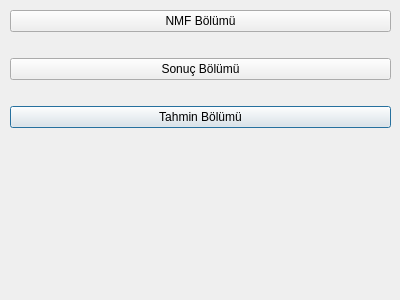
Old version of the form main.ui in the repository emirkyz/topic_model_ui.
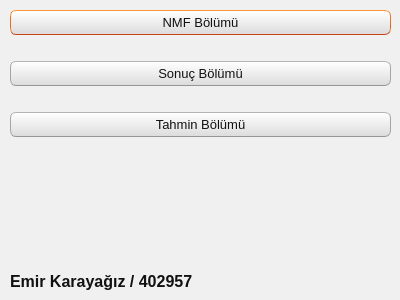
New version of the form.

What changed in the file:
```diff
--- a/main.ui
+++ b/main.ui
@@ -13,6 +13,504 @@
   <property name="windowTitle">
    <string>Dialog</string>
   </property>
+  <property name="styleSheet">
+   <string notr="true">/*
+Ubuntu Style Sheet for QT Applications
+Author: Jaime A. Quiroga P.
+Company: GTRONICK
+Last updated: 01/10/2021 (dd/mm/yyyy), 15:18.
+Available at: https://github.com/GTRONICK/QSS/blob/master/Ubuntu.qss
+*/
+QMainWindow {
+	background-color:#f0f0f0;
+}
+QCheckBox {
+	padding:2px;
+}
+QCheckBox:hover {
+	border:1px solid rgb(255,150,60);
+	border-radius:4px;
+	padding: 1px;
+	background-color:qlineargradient(spread:pad, x1:0.5, y1:1, x2:0.5, y2:0, stop:0 rgba(190, 90, 50, 50), stop:1 rgba(250, 130, 40, 50));
+}
+QCheckBox::indicator:checked {
+	border:1px solid rgb(246, 134, 86);
+	border-radius:4px;
+  	background-color:rgb(246, 134, 86)
+}
+QCheckBox::indicator:unchecked {
+	border-width:1px solid rgb(246, 134, 86);
+	border-radius:4px;
+  	background-color:rgb(255,255,255);
+}
+QColorDialog {
+	background-color:#f0f0f0;
+}
+QComboBox {
+	color:rgb(81,72,65);
+	background: #ffffff;
+}
+QComboBox:editable {
+	selection-color:rgb(81,72,65);
+	selection-background-color: #ffffff;
+}
+QComboBox QAbstractItemView {
+	selection-color: #ffffff;
+	selection-background-color: rgb(246, 134, 86);
+}
+QComboBox:!editable:on, QComboBox::drop-down:editable:on {
+	color:  #1e1d23;	
+}
+QDateTimeEdit, QDateEdit, QDoubleSpinBox, QFontComboBox {
+	color:rgb(81,72,65);
+	background-color: #ffffff;
+}
+
+QDialog {
+	background-color:#f0f0f0;
+}
+
+QLabel,QLineEdit {
+	color:rgb(17,17,17);
+}
+QLineEdit {
+	background-color:rgb(255,255,255);
+	selection-background-color:rgb(236,116,64);
+}
+QMenuBar {
+	color:rgb(223,219,210);
+	background-color:rgb(65,64,59);
+}
+QMenuBar::item {
+	padding-top:4px;
+	padding-left:4px;
+	padding-right:4px;
+	color:rgb(223,219,210);
+	background-color:rgb(65,64,59);
+}
+QMenuBar::item:selected {
+	color:rgb(255,255,255);
+	padding-top:2px;
+	padding-left:2px;
+	padding-right:2px;
+	border-top-width:2px;
+	border-left-width:2px;
+	border-right-width:2px;
+	border-top-right-radius:4px;
+	border-top-left-radius:4px;
+	border-style:solid;
+	background-color:rgb(65,64,59);
+	border-top-color: rgb(47,47,44);
+	border-right-color: qlineargradient(spread:pad, x1:0, y1:1, x2:1, y2:0, stop:0 rgba(90, 87, 78, 255), stop:1 rgba(47,47,44, 255));
+	border-left-color:  qlineargradient(spread:pad, x1:1, y1:0, x2:0, y2:0, stop:0 rgba(90, 87, 78, 255), stop:1 rgba(47,47,44, 255));
+}
+QMenu {
+	color:rgb(223,219,210);
+	background-color:rgb(65,64,59);
+}
+QMenu::item {
+	color:rgb(223,219,210);
+	padding:4px 10px 4px 20px;
+}
+QMenu::item:selected {
+	color:rgb(255,255,255);
+	background-color: qlineargradient(spread:pad, x1:0.5, y1:1, x2:0.5, y2:0, stop:0 rgba(225, 108, 54, 255), stop:1 rgba(246, 134, 86, 255));
+	border-style:solid;
+	border-width:3px;
+	padding:4px 7px 4px 17px;
+	border-bottom-color:qlineargradient(spread:pad, x1:0.5, y1:1, x2:0.5, y2:0, stop:0 rgba(175,85,48,255), stop:1 rgba(236,114,67, 255));
+	border-top-color:qlineargradient(spread:pad, x1:0.5, y1:1, x2:0.5, y2:0, stop:0 rgba(253,156,113,255), stop:1 rgba(205,90,46, 255));
+	border-right-color:qlineargradient(spread:pad, x1:0, y1:0.5, x2:1, y2:0.5, stop:0 rgba(253,156,113,255), stop:1 rgba(205,90,46, 255));
+	border-left-color:qlineargradient(spread:pad, x1:1, y1:0.5, x2:0, y2:0.5, stop:0 rgba(253,156,113,255), stop:1 rgba(205,90,46, 255));
+}
+QPlainTextEdit {
+	border: 1px solid transparent;
+	color:rgb(17,17,17);
+	selection-background-color:rgb(236,116,64);
+    background-color: #FFFFFF;
+}
+QProgressBar {
+	text-align: center;
+	color: rgb(0, 0, 0);
+	border: 1px inset rgb(150,150,150); 
+	border-radius: 10px;
+	background-color:rgb(221,221,219);
+}
+QProgressBar::chunk:horizontal {
+	background-color: qlineargradient(spread:pad, x1:0.5, y1:1, x2:0.5, y2:0, stop:0 rgba(225, 108, 54, 255), stop:1 rgba(246, 134, 86, 255));
+	border:1px solid;
+	border-radius:8px;
+	border-bottom-color:qlineargradient(spread:pad, x1:0.5, y1:1, x2:0.5, y2:0, stop:0 rgba(175,85,48,255), stop:1 rgba(236,114,67, 255));
+	border-top-color:qlineargradient(spread:pad, x1:0.5, y1:1, x2:0.5, y2:0, stop:0 rgba(253,156,113,255), stop:1 rgba(205,90,46, 255));
+	border-right-color:qlineargradient(spread:pad, x1:0, y1:0.5, x2:1, y2:0.5, stop:0 rgba(253,156,113,255), stop:1 rgba(205,90,46, 255));
+	border-left-color:qlineargradient(spread:pad, x1:1, y1:0.5, x2:0, y2:0.5, stop:0 rgba(253,156,113,255), stop:1 rgba(205,90,46, 255));
+}
+QPushButton{
+	color:rgb(17,17,17);
+	border-width: 1px;
+	border-radius: 6px;
+	border-bottom-color: rgb(150,150,150);
+	border-right-color: rgb(165,165,165);
+	border-left-color: rgb(165,165,165);
+	border-top-color: rgb(180,180,180);
+	border-style: solid;
+	padding: 4px;
+	background-color: qlineargradient(spread:pad, x1:0.5, y1:1, x2:0.5, y2:0, stop:0 rgba(220, 220, 220, 255), stop:1 rgba(255, 255, 255, 255));
+}
+QPushButton:hover{
+	color:rgb(17,17,17);
+	border-width: 1px;
+	border-radius:6px;
+	border-top-color: rgb(255,150,60);
+	border-right-color: qlineargradient(spread:pad, x1:0, y1:1, x2:1, y2:0, stop:0 rgba(200, 70, 20, 255), stop:1 rgba(255,150,60, 255));
+	border-left-color:  qlineargradient(spread:pad, x1:1, y1:0, x2:0, y2:0, stop:0 rgba(200, 70, 20, 255), stop:1 rgba(255,150,60, 255));
+	border-bottom-color: rgb(200,70,20);
+	border-style: solid;
+	padding: 2px;
+	background-color: qlineargradient(spread:pad, x1:0.5, y1:1, x2:0.5, y2:0, stop:0 rgba(220, 220, 220, 255), stop:1 rgba(255, 255, 255, 255));
+}
+QPushButton:default{
+	color:rgb(17,17,17);
+	border-width: 1px;
+	border-radius:6px;
+	border-top-color: rgb(255,150,60);
+	border-right-color: qlineargradient(spread:pad, x1:0, y1:1, x2:1, y2:0, stop:0 rgba(200, 70, 20, 255), stop:1 rgba(255,150,60, 255));
+	border-left-color:  qlineargradient(spread:pad, x1:1, y1:0, x2:0, y2:0, stop:0 rgba(200, 70, 20, 255), stop:1 rgba(255,150,60, 255));
+	border-bottom-color: rgb(200,70,20);
+	border-style: solid;
+	padding: 2px;
+	background-color: qlineargradient(spread:pad, x1:0.5, y1:1, x2:0.5, y2:0, stop:0 rgba(220, 220, 220, 255), stop:1 rgba(255, 255, 255, 255));
+}
+QPushButton:pressed{
+	color:rgb(17,17,17);
+	border-width: 1px;
+	border-radius: 6px;
+	border-width: 1px;
+	border-top-color: rgba(255,150,60,200);
+	border-right-color: qlineargradient(spread:pad, x1:0, y1:1, x2:1, y2:0, stop:0 rgba(200, 70, 20, 255), stop:1 rgba(255,150,60, 200));
+	border-left-color:  qlineargradient(spread:pad, x1:1, y1:0, x2:0, y2:0, stop:0 rgba(200, 70, 20, 255), stop:1 rgba(255,150,60, 200));
+	border-bottom-color: rgba(200,70,20,200);
+	border-style: solid;
+	padding: 2px;
+	background-color: qlineargradient(spread:pad, x1:0.5, y1:0, x2:0.5, y2:1, stop:0 rgba(220, 220, 220, 255), stop:1 rgba(255, 255, 255, 255));
+}
+QPushButton:disabled{
+	color:rgb(174,167,159);
+	border-width: 1px;
+	border-radius: 6px;
+	background-color: qlineargradient(spread:pad, x1:0.5, y1:1, x2:0.5, y2:0, stop:0 rgba(200, 200, 200, 255), stop:1 rgba(230, 230, 230, 255));
+}
+QRadioButton {
+	padding: 1px;
+}
+QRadioButton::indicator:checked {
+	height: 10px;
+	width: 10px;
+	border-style:solid;
+	border-radius:5px;
+	border-width: 1px;
+	border-color: rgba(246, 134, 86, 255);
+	color: #a9b7c6;
+	background-color:rgba(246, 134, 86, 255);
+}
+QRadioButton::indicator:!checked {
+	height: 10px;
+	width: 10px;
+	border-style:solid;
+	border-radius:5px;
+	border-width: 1px;
+	border-color: rgb(246, 134, 86);
+	color: #a9b7c6;
+	background-color: transparent;
+}
+QScrollArea {
+	color: white;
+	background-color:#f0f0f0;
+}
+QSlider::groove {
+	border-style: solid;
+	border-width: 1px;
+	border-color: rgb(207,207,207);
+}
+QSlider::groove:horizontal {
+	height: 5px;
+	background: rgb(246, 134, 86);
+}
+QSlider::groove:vertical {
+	width: 5px;
+	background: rgb(246, 134, 86);
+}
+QSlider::handle:horizontal {
+	background: rgb(253,253,253);
+	border-style: solid;
+	border-width: 1px;
+	border-color: rgb(207,207,207);
+	width: 12px;
+	margin: -5px 0;
+	border-radius: 7px;
+}
+QSlider::handle:vertical {
+	background: rgb(253,253,253);
+	border-style: solid;
+	border-width: 1px;
+	border-color: rgb(207,207,207);
+	height: 12px;
+	margin: 0 -5px;
+	border-radius: 7px;
+}
+QSlider::add-page:horizontal, QSlider::add-page:vertical {
+ 	background: white;
+}
+QSlider::sub-page:horizontal, QSlider::sub-page:vertical {
+	background: rgb(246, 134, 86);
+}
+QStatusBar, QSpinBox {
+	color:rgb(81,72,65);
+}
+QSpinBox {
+	background-color: #ffffff;
+}
+QScrollBar:horizontal {
+	max-height: 20px;
+	border: 1px transparent;
+	margin: 0px 20px 0px 20px;
+}
+QScrollBar::handle:horizontal {
+	background: rgb(253,253,253);
+	border: 1px solid rgb(207,207,207);
+	border-radius: 7px;
+	min-width: 25px;
+}
+QScrollBar::handle:horizontal:hover {
+	background: rgb(253,253,253);
+	border: 1px solid rgb(255,150,60);
+	border-radius: 7px;
+	min-width: 25px;
+}
+QScrollBar::add-line:horizontal {
+  	border: 1px solid rgb(207,207,207);
+  	border-top-right-radius: 7px;
+  	border-top-left-radius: 7px;
+  	border-bottom-right-radius: 7px;
+  	background: rgb(255, 255, 255);
+  	width: 20px;
+  	subcontrol-position: right;
+  	subcontrol-origin: margin;
+}
+QScrollBar::add-line:horizontal:hover {
+  	border: 1px solid rgb(255,150,60);
+  	border-top-right-radius: 7px;
+  	border-top-left-radius: 7px;
+  	border-bottom-right-radius: 7px;
+  	background: rgb(255, 255, 255);
+  	width: 20px;
+  	subcontrol-position: right;
+  	subcontrol-origin: margin;
+}
+QScrollBar::add-line:horizontal:pressed {
+  	border: 1px solid grey;
+  	border-top-left-radius: 7px;
+  	border-top-right-radius: 7px;
+  	border-bottom-right-radius: 7px;
+  	background: rgb(231,231,231);
+  	width: 20px;
+  	subcontrol-position: right;
+  	subcontrol-origin: margin;
+}
+QScrollBar::sub-line:horizontal {
+  	border: 1px solid rgb(207,207,207);
+  	border-top-right-radius: 7px;
+  	border-top-left-radius: 7px;
+  	border-bottom-left-radius: 7px;
+  	background: rgb(255, 255, 255);
+  	width: 20px;
+  	subcontrol-position: left;
+  	subcontrol-origin: margin;
+}
+QScrollBar::sub-line:horizontal:hover {
+  	border: 1px solid rgb(255,150,60);
+  	border-top-right-radius: 7px;
+  	border-top-left-radius: 7px;
+  	border-bottom-left-radius: 7px;
+  	background: rgb(255, 255, 255);
+  	width: 20px;
+  	subcontrol-position: left;
+  	subcontrol-origin: margin;
+}
+QScrollBar::sub-line:horizontal:pressed {
+  	border: 1px solid grey;
+  	border-top-right-radius: 7px;
+  	border-top-left-radius: 7px;
+  	border-bottom-left-radius: 7px;
+  	background: rgb(231,231,231);
+  	width: 20px;
+  	subcontrol-position: left;
+  	subcontrol-origin: margin;
+}
+QScrollBar::left-arrow:horizontal {
+  	border: 1px transparent grey;
+  	border-top-left-radius: 3px;
+  	border-bottom-left-radius: 3px;
+  	width: 6px;
+  	height: 6px;
+  	background: rgb(230,230,230);
+}
+QScrollBar::right-arrow:horizontal {
+	border: 1px transparent grey;
+	border-top-right-radius: 3px;
+	border-bottom-right-radius: 3px;
+  	width: 6px;
+  	height: 6px;
+ 	background: rgb(230,230,230);
+}
+QScrollBar::add-page:horizontal, QScrollBar::sub-page:horizontal {
+ 	background: none;
+} 
+QScrollBar:vertical {
+	max-width: 20px;
+	border: 1px transparent grey;
+	margin: 20px 0px 20px 0px;
+}
+QScrollBar::add-line:vertical {
+	border: 1px solid;
+	border-color: rgb(207,207,207);
+	border-bottom-right-radius: 7px;
+	border-bottom-left-radius: 7px;
+	border-top-left-radius: 7px;
+	background: rgb(255, 255, 255);
+  	height: 20px;
+  	subcontrol-position: bottom;
+  	subcontrol-origin: margin;
+}
+QScrollBar::add-line:vertical:hover {
+  	border: 1px solid;
+  	border-color: rgb(255,150,60);
+  	border-bottom-right-radius: 7px;
+  	border-bottom-left-radius: 7px;
+  	border-top-left-radius: 7px;
+  	background: rgb(255, 255, 255);
+  	height: 20px;
+  	subcontrol-position: bottom;
+  	subcontrol-origin: margin;
+}
+QScrollBar::add-line:vertical:pressed {
+  	border: 1px solid grey;
+  	border-bottom-left-radius: 7px;
+  	border-bottom-right-radius: 7px;
+  	border-top-left-radius: 7px;
+  	background: rgb(231,231,231);
+  	height: 20px;
+  	subcontrol-position: bottom;
+  	subcontrol-origin: margin;
+}
+QScrollBar::sub-line:vertical {
+  	border: 1px solid rgb(207,207,207);
+  	border-top-right-radius: 7px;
+  	border-top-left-radius: 7px;
+  	border-bottom-left-radius: 7px;
+  	background: rgb(255, 255, 255);
+  	height: 20px;
+  	subcontrol-position: top;
+  	subcontrol-origin: margin;
+}
+QScrollBar::sub-line:vertical:hover {
+  	border: 1px solid rgb(255,150,60);
+  	border-top-right-radius: 7px;
+  	border-top-left-radius: 7px;
+  	border-bottom-left-radius: 7px;
+	background: rgb(255, 255, 255);
+  	height: 20px;
+  	subcontrol-position: top;
+  	subcontrol-origin: margin;
+}
+QScrollBar::sub-line:vertical:pressed {
+  	border: 1px solid grey;
+  	border-top-left-radius: 7px;
+  	border-top-right-radius: 7px;
+  	background: rgb(231,231,231);
+ 	height: 20px;
+  	subcontrol-position: top;
+  	subcontrol-origin: margin;
+}
+QScrollBar::handle:vertical {
+	background: rgb(253,253,253);
+	border: 1px solid rgb(207,207,207);
+	border-radius: 7px;
+	min-height: 25px;
+}
+QScrollBar::handle:vertical:hover {
+	background: rgb(253,253,253);
+	border: 1px solid rgb(255,150,60);
+	border-radius: 7px;
+	min-height: 25px;
+}
+QScrollBar::up-arrow:vertical {
+	border: 1px transparent grey;
+  	border-top-left-radius: 3px;
+	border-top-right-radius: 3px;
+  	width: 6px;
+  	height: 6px;
+  	background: rgb(230,230,230);
+}
+QScrollBar::down-arrow:vertical {
+  	border: 1px transparent grey;
+  	border-bottom-left-radius: 3px;
+  	border-bottom-right-radius: 3px;
+  	width: 6px;
+  	height: 6px;
+  	background: rgb(230,230,230);
+}
+QScrollBar::add-page:vertical, QScrollBar::sub-page:vertical {
+  	background: none;
+}
+QTabWidget {
+	color:rgb(0,0,0);
+	background-color:rgb(247,246,246);
+}
+QTabWidget::pane {
+	border-color: rgb(180,180,180);
+	background-color:rgb(247,246,246);
+	border-style: solid;
+	border-width: 1px;
+  	border-radius: 6px;
+}
+QTabBar::tab {
+	padding-left:4px;
+	padding-right:4px;
+	padding-bottom:2px;
+	padding-top:2px;
+	color:rgb(81,72,65);
+  	background-color: qlineargradient(spread:pad, x1:0.5, y1:1, x2:0.5, y2:0, stop:0 rgba(221,218,217,255), stop:1 rgba(240,239,238,255));
+	border-style: solid;
+	border-width: 1px;
+  	border-top-right-radius:4px;
+	border-top-left-radius:4px;
+	border-top-color: rgb(180,180,180);
+	border-left-color: rgb(180,180,180);
+	border-right-color: rgb(180,180,180);
+	border-bottom-color: transparent;
+}
+QTabBar::tab:selected, QTabBar::tab:last:selected, QTabBar::tab:hover {
+  	background-color:rgb(247,246,246);
+  	margin-left: 0px;
+  	margin-right: 1px;
+}
+QTabBar::tab:!selected {
+	margin-top: 1px;
+	margin-right: 1px;
+}
+QTextEdit {
+	border-width: 1px;
+	border-style: solid;
+	border-color:transparent;
+	color:rgb(17,17,17);
+	selection-background-color:rgb(236,116,64);
+}
+QTimeEdit, QToolBox, QToolBox::tab, QToolBox::tab:selected {
+	color:rgb(81,72,65);
+	background-color: #ffffff;
+}</string>
+  </property>
   <widget class="QWidget" name="gridLayoutWidget">
    <property name="geometry">
     <rect>
@@ -22,9 +520,67 @@
      <height>281</height>
     </rect>
    </property>
+   <property name="font">
+    <font>
+     <pointsize>10</pointsize>
+    </font>
+   </property>
    <layout class="QGridLayout" name="gridLayout">
+    <item row="5" column="0">
+     <spacer name="verticalSpacer">
+      <property name="font">
+       <font>
+        <pointsize>10</pointsize>
+       </font>
+      </property>
+      <property name="orientation">
+       <enum>Qt::Vertical</enum>
+      </property>
+      <property name="sizeHint" stdset="0">
+       <size>
+        <width>20</width>
+        <height>40</height>
+       </size>
+      </property>
+     </spacer>
+    </item>
+    <item row="0" column="0">
+     <widget class="QPushButton" name="nmf_buton">
+      <property name="font">
+       <font>
+        <pointsize>10</pointsize>
+       </font>
+      </property>
+      <property name="text">
+       <string>NMF Bölümü</string>
+      </property>
+     </widget>
+    </item>
     <item row="1" column="0">
      <spacer name="horizontalSpacer">
+      <property name="font">
+       <font>
+        <pointsize>10</pointsize>
+       </font>
+      </property>
+      <property name="orientation">
+       <enum>Qt::Horizontal</enum>
+      </property>
+      <property name="sizeHint" stdset="0">
+       <size>
+        <width>40</width>
+        <height>20</height>
+       </size>
+      </property>
+     </spacer>
+    </item>
+    <item row="3" column="0">
+     <spacer name="horizontalSpacer_2">
+      <property name="font">
+       <font>
+        <pointsize>10</pointsize>
+       </font>
+      </property>
       <property name="orientation">
        <enum>Qt::Horizontal</enum>
       </property>
@@ -38,50 +594,41 @@
     </item>
     <item row="4" column="0">
      <widget class="QPushButton" name="tahmin_buton">
+      <property name="font">
+       <font>
+        <pointsize>10</pointsize>
+       </font>
+      </property>
       <property name="text">
        <string>Tahmin Bölümü</string>
       </property>
      </widget>
     </item>
-    <item row="0" column="0">
-     <widget class="QPushButton" name="nmf_buton">
-      <property name="text">
-       <string>NMF Bölümü</string>
-      </property>
-     </widget>
-    </item>
     <item row="2" column="0">
      <widget class="QPushButton" name="sonuclar_buton">
+      <property name="font">
+       <font>
+        <pointsize>10</pointsize>
+       </font>
+      </property>
       <property name="text">
        <string>Sonuç Bölümü</string>
       </property>
      </widget>
     </item>
-    <item row="5" column="0">
-     <spacer name="verticalSpacer">
-      <property name="orientation">
-       <enum>Qt::Vertical</enum>
+    <item row="6" column="0">
+     <widget class="QLabel" name="label">
+      <property name="font">
+       <font>
+        <pointsize>12</pointsize>
+        <italic>false</italic>
+        <bold>true</bold>
+       </font>
       </property>
-      <property name="sizeHint" stdset="0">
-       <size>
-        <width>20</width>
-        <height>40</height>
-       </size>
+      <property name="text">
+       <string>Emir Karayağız / 402957</string>
       </property>
-     </spacer>
-    </item>
-    <item row="3" column="0">
-     <spacer name="horizontalSpacer_2">
-      <property name="orientation">
-       <enum>Qt::Horizontal</enum>
-      </property>
-      <property name="sizeHint" stdset="0">
-       <size>
-        <width>40</width>
-        <height>20</height>
-       </size>
-      </property>
-     </spacer>
+     </widget>
     </item>
    </layout>
   </widget>
```
